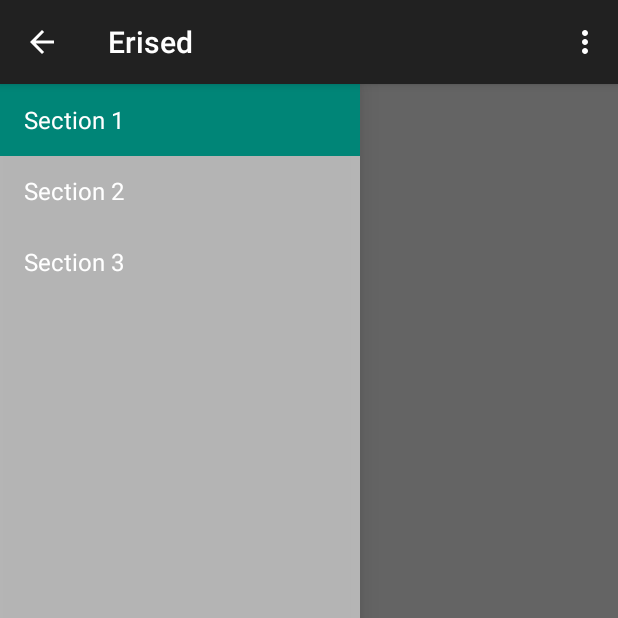
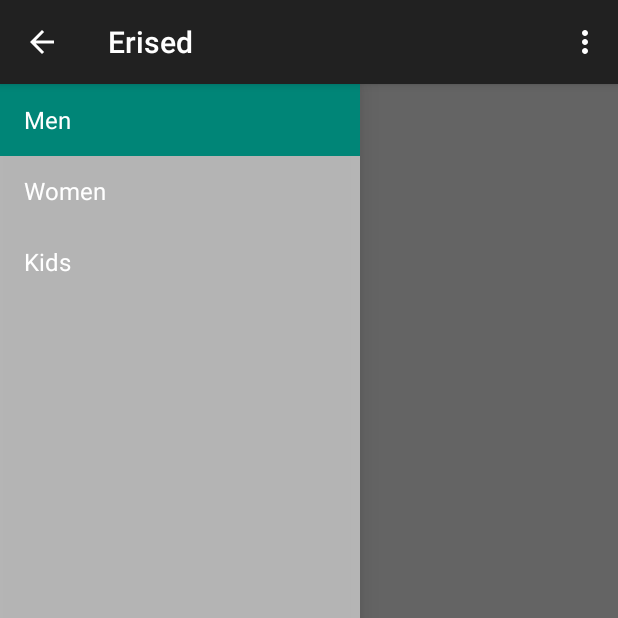
Before and after one commit to 99smglobal/AndroidERISED, an Android app: the screen it shows after launch (MainActivity), on a phone screen of 412 x 824 dp, the top half of it. Run offline under Robolectric (Android 15) with nearby library versions, the phone set to English and light mode, and no system bars; 2 statements that could not run were skipped.

Commit message:
I have added the splash screen and some navigation drawer strings.

```diff
--- /dev/null
+++ b/app/src/main/res/layout/splash.xml
@@ -0,0 +1,5 @@
+<?xml version="1.0" encoding="utf-8"?>
+<LinearLayout xmlns:android="http://schemas.android.com/apk/res/android"
+    android:layout_width="match_parent" android:layout_height="match_parent">
+
+</LinearLayout>
--- a/app/src/main/res/values/strings.xml
+++ b/app/src/main/res/values/strings.xml
@@ -1,9 +1,10 @@
 <resources>
     <string name="app_name">Erised</string>
 
-    <string name="title_section1">Section 1</string>
-    <string name="title_section2">Section 2</string>
-    <string name="title_section3">Section 3</string>
+    <string name="title_section1">Men</string>
+    <string name="title_section2">Women</string>
+    <string name="title_section3">Kids</string>
+
 
     <string name="navigation_drawer_open">Open navigation drawer</string>
     <string name="navigation_drawer_close">Close navigation drawer</string>
```
Also changed, not shown: 1 other file.
